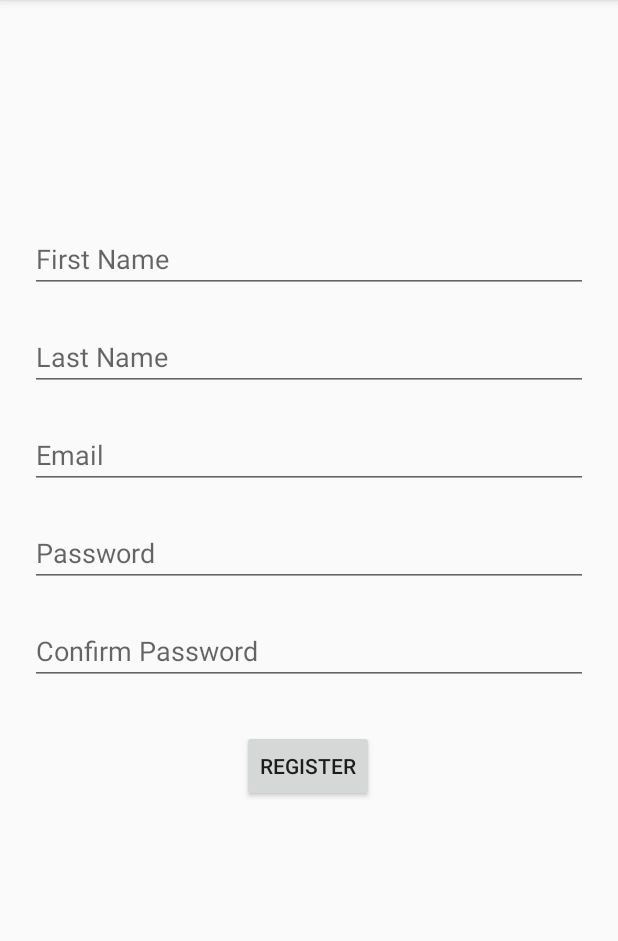
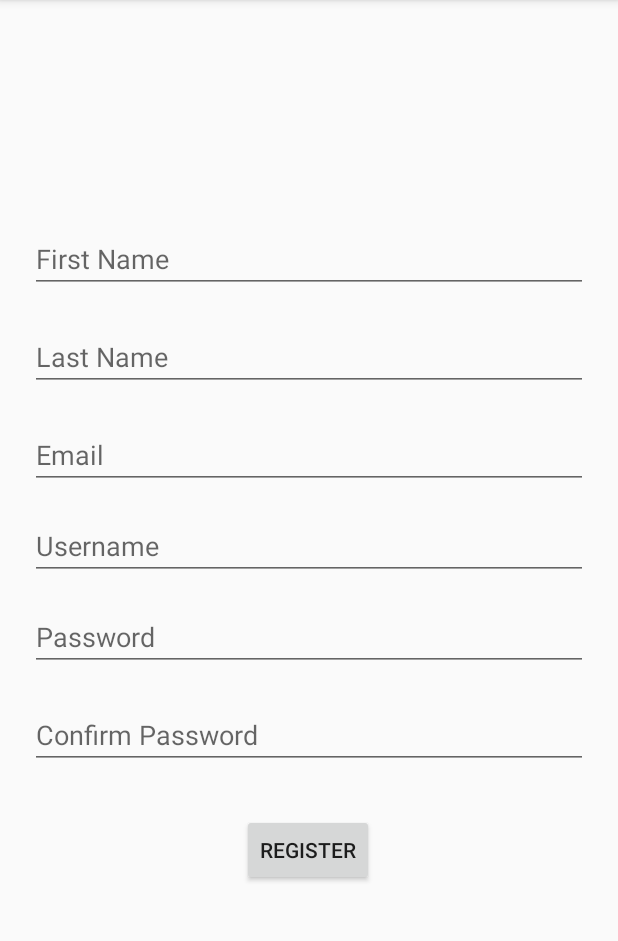
Before and after one commit to ajp54/Team-2-TCSS-450, an Android app: the RegisterFragment screen opened through its navigation route, on a phone screen of 412 x 824 dp, the part 84-1025 px from its top. Run offline under Robolectric (Android 15) with nearby library versions, the phone set to English and light mode, and no system bars; our stand-ins replace Volley.

Commit message:
Added JavaDoc to all of the Fragments, ViewModels, and Activities. Also added a username field to the register fragment.

```diff
--- a/app/src/main/java/edu/uw/tcss450/chatapp/AuthActivity.java
+++ b/app/src/main/java/edu/uw/tcss450/chatapp/AuthActivity.java
@@ -11,10 +11,13 @@ import android.view.ViewGroup;
 
 
 /**
- * A simple {@link Fragment} subclass.
+ * A simple {@link android.app.Activity} subclass.
  */
 public class AuthActivity extends AppCompatActivity {
 
+    /**
+     * Class constructor
+     */
     public AuthActivity() {
         // Required empty public constructor
     }
--- a/app/src/main/java/edu/uw/tcss450/chatapp/MainActivity.java
+++ b/app/src/main/java/edu/uw/tcss450/chatapp/MainActivity.java
@@ -10,6 +10,9 @@ import android.os.Bundle;
 
 import com.google.android.material.bottomnavigation.BottomNavigationView;
 
+/**
+ * A simple {@link android.app.Activity} subclass.
+ */
 public class MainActivity extends AppCompatActivity {
 
     private AppBarConfiguration mAppBarConfiguration;
--- a/app/src/main/java/edu/uw/tcss450/chatapp/ui/chat/ChatFragment.java
+++ b/app/src/main/java/edu/uw/tcss450/chatapp/ui/chat/ChatFragment.java
@@ -16,6 +16,9 @@ import edu.uw.tcss450.chatapp.R;
  */
 public class ChatFragment extends Fragment {
 
+    /**
+     * Class constructor
+     */
     public ChatFragment() {
         // Required empty public constructor
     }
--- a/app/src/main/java/edu/uw/tcss450/chatapp/ui/weather/WeatherFragment.java
+++ b/app/src/main/java/edu/uw/tcss450/chatapp/ui/weather/WeatherFragment.java
@@ -16,6 +16,9 @@ import edu.uw.tcss450.chatapp.R;
  */
 public class WeatherFragment extends Fragment {
 
+    /**
+     * Class constructor
+     */
     public WeatherFragment() {
         // Required empty public constructor
     }
--- a/app/src/main/res/layout/fragment_register.xml
+++ b/app/src/main/res/layout/fragment_register.xml
@@ -33,6 +33,21 @@
         app:layout_constraintTop_toBottomOf="@+id/editLname_register" />
 
     <EditText
+        android:id="@+id/editUsername_register"
+        android:layout_width="0dp"
+        android:layout_height="wrap_content"
+        android:layout_marginStart="20dp"
+        android:layout_marginTop="15dp"
+        android:layout_marginEnd="20dp"
+        android:ems="10"
+        android:hint="@string/hint_user"
+        android:inputType="textPersonName"
+        app:layout_constraintEnd_toEndOf="parent"
+        app:layout_constraintHorizontal_bias="0.0"
+        app:layout_constraintStart_toStartOf="parent"
+        app:layout_constraintTop_toBottomOf="@+id/editEmail_register" />
+
+    <EditText
         android:id="@+id/editLname_register"
         android:layout_width="0dp"
         android:layout_height="wrap_content"
@@ -65,14 +80,15 @@
         android:layout_width="0dp"
         android:layout_height="wrap_content"
         android:layout_marginStart="20dp"
-        android:layout_marginTop="20dp"
+        android:layout_marginTop="15dp"
         android:layout_marginEnd="20dp"
         android:ems="10"
         android:hint="@string/hint_password"
         android:inputType="textPassword"
         app:layout_constraintEnd_toEndOf="parent"
+        app:layout_constraintHorizontal_bias="0.0"
         app:layout_constraintStart_toStartOf="parent"
-        app:layout_constraintTop_toBottomOf="@+id/editEmail_register" />
+        app:layout_constraintTop_toBottomOf="@+id/editUsername_register" />
 
     <EditText
         android:id="@+id/editPass2_register"
--- a/app/src/main/res/values/strings.xml
+++ b/app/src/main/res/values/strings.xml
@@ -1,7 +1,8 @@
 <resources>
+
+    <!-- Naming convention: (how it will be used)_(description) -->
     <string name="app_name">Chat App</string>
 
-    <!-- Naming convention: (how it will be used)_(description) -->
     <string name="hello_blank_fragment">Hello blank fragment</string>
 
     <string name="error_general">Error</string>
@@ -16,6 +17,8 @@
     <string name="error_password_special">Password must include a special character</string>
     <string name="error_password_lower">Password must include a lower case letter</string>
     <string name="error_password_upper">Password must include a capital letter</string>
+    <string name="error_username_two_chars">Username must include more than 2 characters</string>
+    <string name="error_username_whitespace">Username must not include whitespace</string>
 
 
     <string name="hint_email">Email</string>
@@ -23,6 +26,7 @@
     <string name="hint_confirm_password">Confirm Password</string>
     <string name="hint_first">First Name</string>
     <string name="hint_last">Last Name</string>
+    <string name="hint_user">Username</string>
 
     <string name="label_register">Register</string>
     <string name="label_sign_in">Sign In</string>
@@ -31,5 +35,4 @@
     <string name="label_contacts">Contacts</string>
     <string name="label_weather">Weather</string>
 
-
 </resources>
```
Also changed, not shown: app/src/main/java/edu/uw/tcss450/chatapp/io/RequestQueueSingleton.java (+42 -0 lines), app/src/main/java/edu/uw/tcss450/chatapp/model/UserInfoViewModel.java (+22 -0 lines), app/src/main/java/edu/uw/tcss450/chatapp/ui/home/register/RegisterFragment.java (+91 -2 lines), app/src/main/java/edu/uw/tcss450/chatapp/ui/home/register/RegisterViewModel.java (+36 -0 lines), app/src/main/java/edu/uw/tcss450/chatapp/ui/home/signin/LoginFragment.java (+53 -1 lines), app/src/main/java/edu/uw/tcss450/chatapp/ui/home/signin/SignInViewModel.java (+28 -4 lines).
